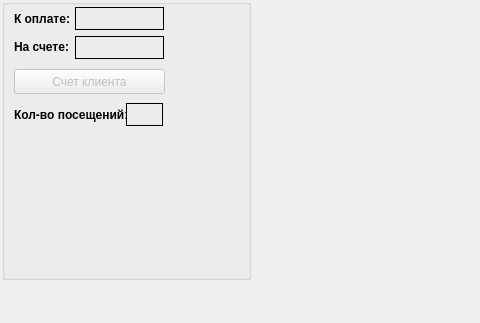
sergey4475/profi, file mainform.ui: the form before one commit; both pictures show x 0 to 480 and y 362 to 685 of the 877 by 685 pixel window.
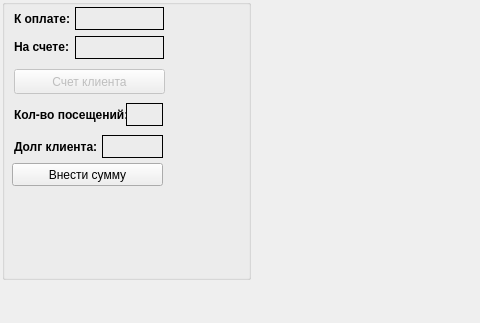
The form after the commit. Icons and pictures are not drawn.

Patch:
```diff
--- a/mainform.ui
+++ b/mainform.ui
@@ -313,6 +313,61 @@
       <string>Кол-во посещений:</string>
      </property>
     </widget>
+    <widget class="QLabel" name="dolg_client">
+     <property name="geometry">
+      <rect>
+       <x>100</x>
+       <y>136</y>
+       <width>61</width>
+       <height>23</height>
+      </rect>
+     </property>
+     <property name="font">
+      <font>
+       <pointsize>12</pointsize>
+       <weight>75</weight>
+       <bold>true</bold>
+      </font>
+     </property>
+     <property name="frameShape">
+      <enum>QFrame::Box</enum>
+     </property>
+     <property name="text">
+      <string/>
+     </property>
+    </widget>
+    <widget class="QLabel" name="label_4">
+     <property name="geometry">
+      <rect>
+       <x>12</x>
+       <y>140</y>
+       <width>91</width>
+       <height>16</height>
+      </rect>
+     </property>
+     <property name="font">
+      <font>
+       <weight>75</weight>
+       <bold>true</bold>
+      </font>
+     </property>
+     <property name="text">
+      <string>Долг клиента:</string>
+     </property>
+    </widget>
+    <widget class="QPushButton" name="but_vnesti_dolg">
+     <property name="geometry">
+      <rect>
+       <x>10</x>
+       <y>164</y>
+       <width>151</width>
+       <height>23</height>
+      </rect>
+     </property>
+     <property name="text">
+      <string>Внести сумму</string>
+     </property>
+    </widget>
    </widget>
   </widget>
   <widget class="QMenuBar" name="menuBar">
```
Left out of the diff: 2 changed lines with no effect on the pictures.
